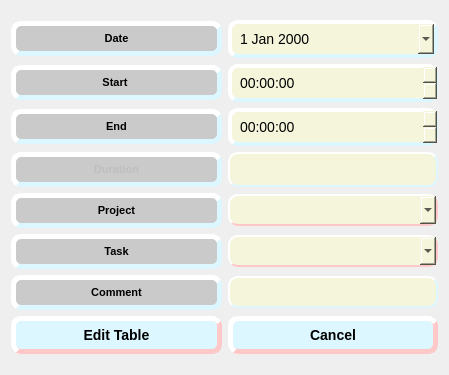
The window that Hour_Registry_env/QT_Files/Hour_Registry_DH_dialog_QT.ui (MassiveSnake/Timecard_tool) describes before a commit, drawn with Qt 5.
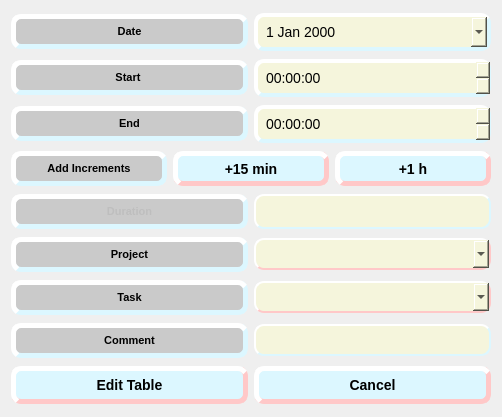
The same window after the commit.

Commit message: Added duration widget functionality

```diff
--- a/Hour_Registry_env/QT_Files/Hour_Registry_DH_dialog_QT.ui
+++ b/Hour_Registry_env/QT_Files/Hour_Registry_DH_dialog_QT.ui
@@ -6,17 +6,15 @@
    <rect>
     <x>0</x>
     <y>0</y>
-    <width>449</width>
-    <height>375</height>
+    <width>502</width>
+    <height>417</height>
    </rect>
   </property>
   <property name="windowTitle">
    <string>Dialog</string>
   </property>
   <layout class="QGridLayout" name="gridLayout">
-   <item row="0" column="0">
-    <layout class="QVBoxLayout" name="verticalLayout">
-     <item>
+   <item row="0" column="0" colspan="2">
       <layout class="QHBoxLayout" name="horizontalLayout_date">
        <item>
         <widget class="QPushButton" name="pushButton_date">
@@ -74,7 +72,7 @@
        </item>
       </layout>
      </item>
-     <item>
+   <item row="1" column="0" colspan="2">
       <layout class="QHBoxLayout" name="horizontalLayout_start">
        <item>
         <widget class="QPushButton" name="pushButton_start">
@@ -129,7 +127,7 @@
        </item>
       </layout>
      </item>
-     <item>
+   <item row="2" column="0" colspan="2">
       <layout class="QHBoxLayout" name="horizontalLayout_end">
        <item>
         <widget class="QPushButton" name="pushButton_end">
@@ -181,7 +179,140 @@
        </item>
       </layout>
      </item>
+   <item row="3" column="0" colspan="2">
+    <layout class="QHBoxLayout" name="horizontalLayout_increment">
      <item>
+      <widget class="QLabel" name="label_Increment">
+       <property name="sizePolicy">
+        <sizepolicy hsizetype="Minimum" vsizetype="Preferred">
+         <horstretch>0</horstretch>
+         <verstretch>0</verstretch>
+        </sizepolicy>
+       </property>
+       <property name="minimumSize">
+        <size>
+         <width>0</width>
+         <height>0</height>
+        </size>
+       </property>
+       <property name="maximumSize">
+        <size>
+         <width>16777215</width>
+         <height>35</height>
+        </size>
+       </property>
+       <property name="styleSheet">
+        <string notr="true">QLabel{
+	background-color: rgb(202, 202, 202);
+    border-style: outset;
+    border-width: 5px;
+    border-radius: 10px;
+   border-color: rgb(220, 247, 255);
+    font: bold 11px;
+    padding: 6px;
+}</string>
+       </property>
+       <property name="text">
+        <string>Add Increments</string>
+       </property>
+       <property name="scaledContents">
+        <bool>false</bool>
+       </property>
+       <property name="alignment">
+        <set>Qt::AlignCenter</set>
+       </property>
+       <property name="wordWrap">
+        <bool>false</bool>
+       </property>
+      </widget>
+     </item>
+     <item>
+      <widget class="QPushButton" name="pushButton_15min">
+       <property name="minimumSize">
+        <size>
+         <width>0</width>
+         <height>35</height>
+        </size>
+       </property>
+       <property name="maximumSize">
+        <size>
+         <width>16777215</width>
+         <height>35</height>
+        </size>
+       </property>
+       <property name="toolTip">
+        <string>Click to get Current Time</string>
+       </property>
+       <property name="styleSheet">
+        <string notr="true">QPushButton{
+    background-color: rgb(220, 247, 255);
+    border-style: outset;
+    border-width: 5px;
+    border-radius: 10px;
+    border-color: rgb(255, 200, 200);
+    font: bold 14px;
+    padding: 6px;
+}
+QPushButton::hover{
+    background-color:rgb(206, 232, 255) ;
+	border-style: outset;
+    border-width: 2px;
+    border-radius: 10px;
+    border-color:rgb(255, 144, 144);
+    font: bold 14px;
+    padding: 6px;
+}</string>
+       </property>
+       <property name="text">
+        <string>+15 min</string>
+       </property>
+      </widget>
+     </item>
+     <item>
+      <widget class="QPushButton" name="pushButton_1h">
+       <property name="minimumSize">
+        <size>
+         <width>0</width>
+         <height>35</height>
+        </size>
+       </property>
+       <property name="maximumSize">
+        <size>
+         <width>16777215</width>
+         <height>35</height>
+        </size>
+       </property>
+       <property name="toolTip">
+        <string>Click to get Current Time</string>
+       </property>
+       <property name="styleSheet">
+        <string notr="true">QPushButton{
+    background-color: rgb(220, 247, 255);
+    border-style: outset;
+    border-width: 5px;
+    border-radius: 10px;
+    border-color: rgb(255, 200, 200);
+    font: bold 14px;
+    padding: 6px;
+}
+QPushButton::hover{
+    background-color:rgb(206, 232, 255) ;
+	border-style: outset;
+    border-width: 2px;
+    border-radius: 10px;
+    border-color:rgb(255, 144, 144);
+    font: bold 14px;
+    padding: 6px;
+}</string>
+       </property>
+       <property name="text">
+        <string>+1 h</string>
+       </property>
+      </widget>
+     </item>
+    </layout>
+   </item>
+   <item row="4" column="0" colspan="2">
       <layout class="QHBoxLayout" name="horizontalLayout_duration">
        <item>
         <widget class="QLabel" name="label_duration">
@@ -281,9 +412,7 @@
        </item>
       </layout>
      </item>
-     <item>
-      <layout class="QHBoxLayout" name="horizontalLayout_project">
-       <item>
+   <item row="5" column="0">
         <widget class="QLabel" name="label_project">
          <property name="sizePolicy">
           <sizepolicy hsizetype="Minimum" vsizetype="Preferred">
@@ -328,7 +457,7 @@
          </property>
         </widget>
        </item>
-       <item>
+   <item row="5" column="1">
         <widget class="QComboBox" name="comboBox_project_select">
          <property name="sizePolicy">
           <sizepolicy hsizetype="Minimum" vsizetype="Fixed">
@@ -364,9 +493,7 @@
          </property>
         </widget>
        </item>
-      </layout>
-     </item>
-     <item>
+   <item row="6" column="0" colspan="2">
       <layout class="QHBoxLayout" name="horizontalLayout_task">
        <item>
         <widget class="QLabel" name="label_task">
@@ -451,7 +578,7 @@
        </item>
       </layout>
      </item>
-     <item>
+   <item row="7" column="0" colspan="2">
       <layout class="QHBoxLayout" name="horizontalLayout_additional_information">
        <item>
         <widget class="QLabel" name="label_additional_information">
@@ -532,7 +659,7 @@
        </item>
       </layout>
      </item>
-     <item>
+   <item row="8" column="0" colspan="2">
       <layout class="QHBoxLayout" name="horizontalLayout_edit">
        <item>
         <widget class="QPushButton" name="pushButton_edit_table">
@@ -603,8 +730,6 @@
       </layout>
      </item>
     </layout>
-   </item>
-  </layout>
  </widget>
  <resources/>
  <connections>
```
Left out of the diff: 67 changed lines with no effect on the pictures. Lines whose indentation alone changed are shown as unchanged. The commit also changes 6 other files.
